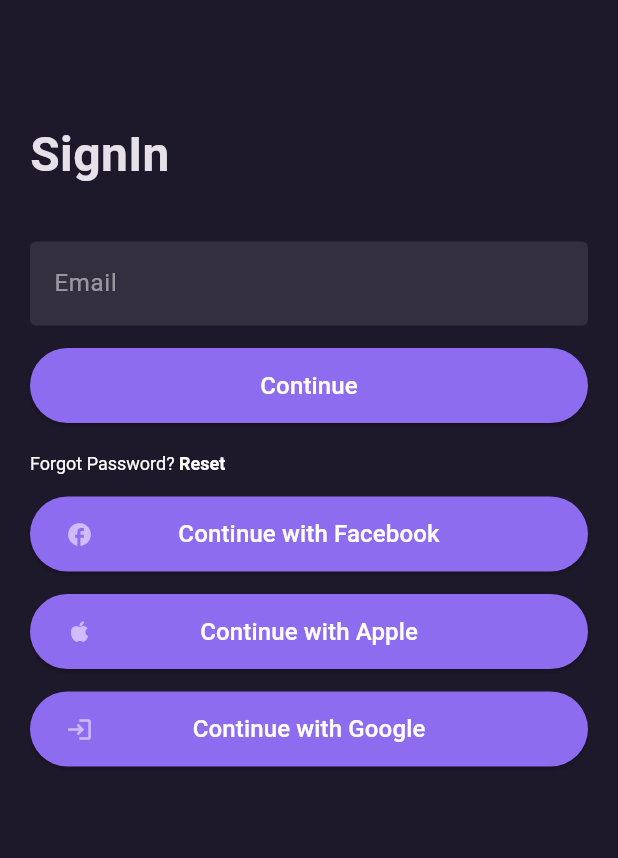
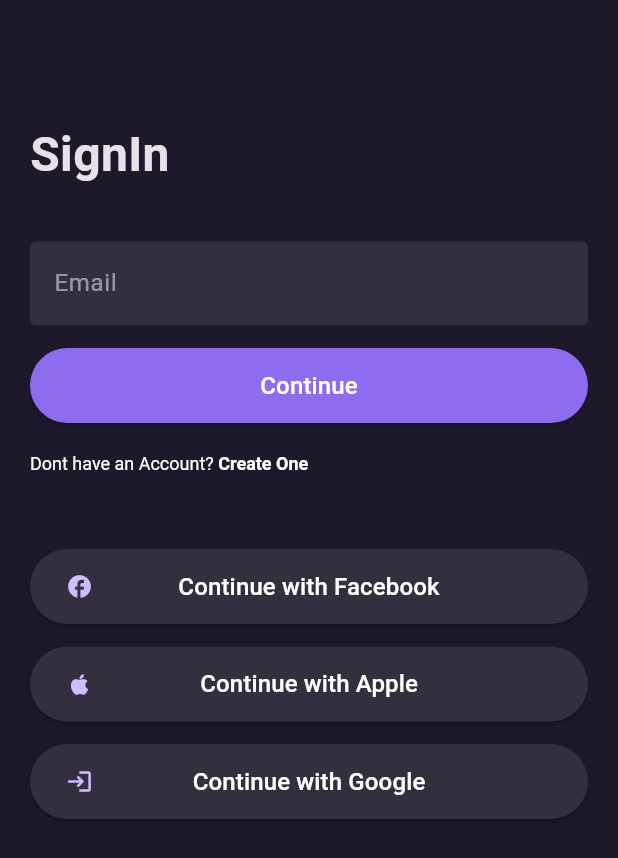
Before and after one commit to xMiuoshh/utrzymanie-ruchu-app, a Flutter app: the screen it shows after launch, on a phone screen of 412 x 824 dp. Shown: the top 858 px of the screen. Run offline on Flutter 3.47's test engine with Material 3 defaults, Android fonts, the light colour scheme and no system bars; Roboto replaces fonts that are missing (Circular Std, Circular std).

Commit message:
paddings and button adjust

```diff
--- a/lib/core/themes/colors.dart
+++ b/lib/core/themes/colors.dart
@@ -8,4 +8,6 @@
   static const Color white50 = Color.fromRGBO(255, 255, 255, 0.5);
   static const Color white100 = Color.fromRGBO(255, 255, 255, 1);
   static const Color buttonIsPressed =  Color.fromARGB(255, 79, 35, 202);
+  static const Color buttonLoginWith = Color.fromRGBO(52, 47, 63, 1);
+  static const Color buttonLoginWithIsPressed = Color.fromRGBO(34, 31, 42, 1);
 }
--- a/lib/core/themes/margins.dart
+++ b/lib/core/themes/margins.dart
@@ -3,6 +3,7 @@
 
 // sized box
 static const spaceBetweenTextFields15 = 15.0;
+static const sizedBox = 50.0;
 
 
 //padding
--- /dev/null
+++ b/lib/core/themes/widget_state_property.dart
@@ -0,0 +1,23 @@
+import 'package:flutter/material.dart';
+import 'package:flutter/widgets.dart';
+import 'package:utrzymanie_ruchu_app/core/themes/colors.dart';
+
+class AppStateProperty {
+
+  static final continueButton = WidgetStateProperty.resolveWith<Color?>((state) {
+            if (state.contains(WidgetState.pressed)) {
+              return AppColors.buttonIsPressed;
+            }else
+            {return AppColors.primary;
+            }
+          });
+
+  static final loginWithButton = WidgetStateColor.resolveWith((state) {
+            if (state.contains(WidgetState.pressed)) {
+              return AppColors.buttonIsPressed;
+            }else {
+              return AppColors.buttonLoginWith;
+            }
+
+
+            });}
--- a/lib/features/login_page/clean_architecture/presentation/pages/sign_in_email.dart
+++ b/lib/features/login_page/clean_architecture/presentation/pages/sign_in_email.dart
@@ -2,6 +2,7 @@
 import 'package:flutter/material.dart';
 import 'package:utrzymanie_ruchu_app/core/themes/margins.dart';
 import 'package:utrzymanie_ruchu_app/core/themes/text_styles.dart';
+import 'package:utrzymanie_ruchu_app/core/themes/widget_state_property.dart';
 import 'package:utrzymanie_ruchu_app/features/login_page/clean_architecture/presentation/widgets/auth_confirm_button.dart';
 import 'package:utrzymanie_ruchu_app/features/login_page/clean_architecture/presentation/widgets/auth_input_text.dart';
 import 'package:utrzymanie_ruchu_app/features/login_page/clean_architecture/presentation/widgets/login_with.dart';
@@ -68,14 +69,14 @@
                 children: [
 
                   TextSpan(
-                    text: 'Forgot Password? ',
+                    text: 'Dont have an Account? ',
                     style: AppTextStyle.authTextSpan1
                   ),
                   TextSpan(
                     recognizer: TapGestureRecognizer()..onTap = () {
                       // TODO route do resetu hasla
                     },
-                    text: 'Reset ',
+                    text: 'Create One ',
                     style: AppTextStyle.authTextSpan2
                   ),
 
@@ -83,12 +84,12 @@
                   ]
                )),
              ),
+             SizedBox(height: Margins.sizedBox,),
+             LoginWithButton(icon: Icon(Icons.facebook), text: 'Continue with Facebook', widgetColorProperty: AppStateProperty.loginWithButton,),
              SizedBox(height: Margins.padding15,),
-             LoginWithButton(icon: Icon(Icons.facebook), text: 'Continue with Facebook',),
+             LoginWithButton(icon: Icon(Icons.apple), text: 'Continue with Apple', widgetColorProperty: AppStateProperty.loginWithButton,),
              SizedBox(height: Margins.padding15,),
-             LoginWithButton(icon: Icon(Icons.apple), text: 'Continue with Apple',),
-             SizedBox(height: Margins.padding15,),
-             LoginWithButton(icon: Icon(Icons.login), text: 'Continue with Google',)
+             LoginWithButton(icon: Icon(Icons.login), text: 'Continue with Google', widgetColorProperty: AppStateProperty.loginWithButton,)
 
 
 
--- a/lib/features/login_page/clean_architecture/presentation/widgets/login_with.dart
+++ b/lib/features/login_page/clean_architecture/presentation/widgets/login_with.dart
@@ -6,8 +6,9 @@
 class LoginWithButton extends StatelessWidget{
   final Icon icon;
   final String text;
+  final WidgetStateProperty<Color> widgetColorProperty;
 
-  const LoginWithButton({super.key, required this.icon, required this.text});
+  const LoginWithButton({super.key, required this.icon, required this.text, required this.widgetColorProperty});
 
   @override
   Widget build (BuildContext context) {
@@ -26,16 +27,10 @@
 
                 style: ButtonStyle(
 
-          backgroundColor: WidgetStateProperty.resolveWith<Color?>((states) {
-            if (states.contains(WidgetState.pressed)) {
-              return AppColors.buttonIsPressed;
-            }else
-            {return AppColors.primary;
-            }
-          },
+          backgroundColor: widgetColorProperty,
 
 
-               ),
+
               ),child: Stack(
                 alignment: Alignment.center,
                 children: [
```
Also changed, not shown: 1 other file.
